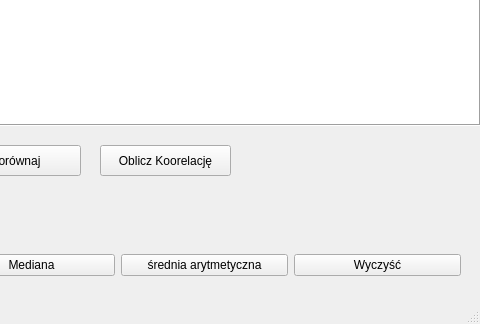
Qt form main.ui (Krzys3n/Pynalise) before a commit; both pictures show x 580 to 1060 and y 444 to 768 of the 1060 by 768 pixel window.
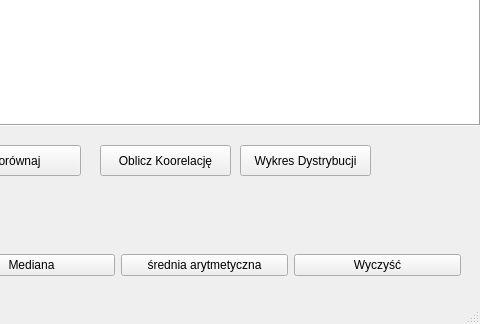
The same form after that commit.

Commit message: ręczne wpisywanie naglowkow do tabeli z danymi

What changed in the file:
```diff
--- a/main.ui
+++ b/main.ui
@@ -157,6 +157,19 @@
      <string>Oblicz Koorelację</string>
     </property>
    </widget>
+   <widget class="QPushButton" name="pushButtonDystrybucja">
+    <property name="geometry">
+     <rect>
+      <x>820</x>
+      <y>570</y>
+      <width>131</width>
+      <height>31</height>
+     </rect>
+    </property>
+    <property name="text">
+     <string>Wykres Dystrybucji</string>
+    </property>
+   </widget>
   </widget>
   <widget class="QMenuBar" name="menubar">
    <property name="geometry">
```
Left out of the diff: 6 changed lines with no effect on the pictures. The commit also changes 2 other files.
